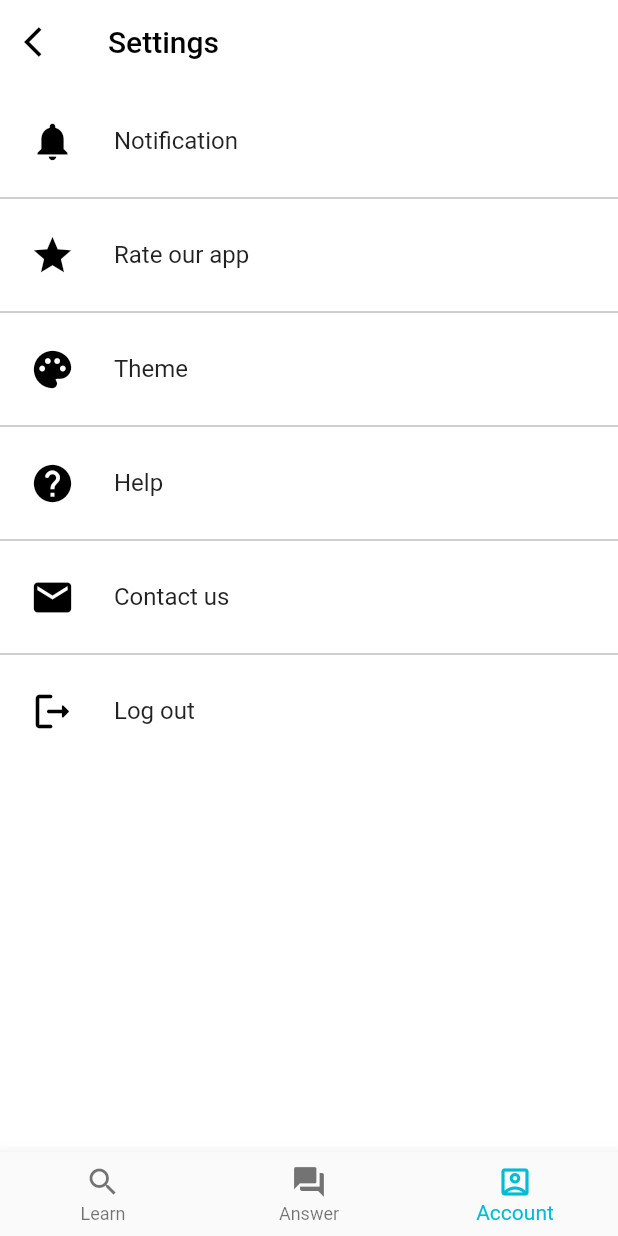
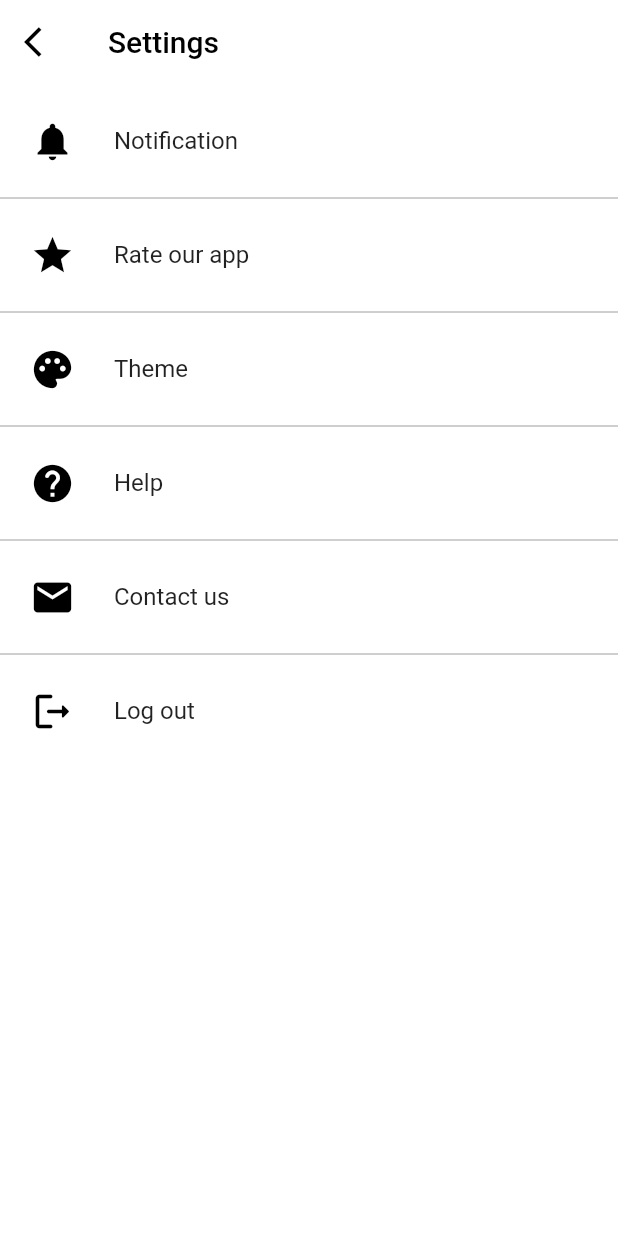
Before and after one commit to Kolyanchik1115/znanija_clone, a Flutter app: the SettingsPage screen opened by its route, on a phone screen of 412 x 824 dp. Run offline on Flutter 3.47's test engine with Material 2 defaults, Android fonts, the light colour scheme and no system bars; our stand-ins replace dio, equatable, firebase_auth, firebase_core, flutter_bloc, flutter_secure_storage and 4 more; accounts and stored records are empty; Roboto replaces fonts that are missing (Intel).

Commit message:
fix navigation to/from SettingsPage in go_router

```diff
--- a/lib/presentation/pages/account/account_page.dart
+++ b/lib/presentation/pages/account/account_page.dart
@@ -102,7 +102,7 @@ class AccountPage extends StatelessWidget {
                 ),
                 CustomListTile(
                   title: 'Settings',
-                  onTap: () => context.go('/account/settings'),
+                  onTap: () => context.push('/account/settings'),
                   icon: const Icon(Icons.settings),
                 ),
               ],
--- a/lib/presentation/pages/settings/settings_page.dart
+++ b/lib/presentation/pages/settings/settings_page.dart
@@ -6,7 +6,7 @@ import 'package:znanija_clone/presentation/pages/settings/widgets/logout_dialog.
 import 'package:znanija_clone/presentation/pages/settings/widgets/theme_dialog.dart';
 
 class SettingsPage extends StatelessWidget {
-  static const routeName = 'settings';
+  static const routeName = '/account/settings';
 
   const SettingsPage({super.key});
 
--- a/lib/routes/app_routes.dart
+++ b/lib/routes/app_routes.dart
@@ -12,9 +12,12 @@ import 'package:znanija_clone/presentation/pages/settings/settings_page.dart';
 import 'package:znanija_clone/presentation/pages/splash/new_user_splash/new_user_splash_page.dart';
 import 'package:znanija_clone/presentation/pages/splash/start_splash/start_splash_page.dart';
 
+final navKey = GlobalKey<NavigatorState>();
+
 class AppRouter {
   static final GoRouter goRouter = GoRouter(
     initialLocation: SplashPage.routeName,
+    navigatorKey: navKey,
     routes: <RouteBase>[
       GoRoute(
         path: SplashPage.routeName,
@@ -76,18 +79,17 @@ class AppRouter {
                 builder: (BuildContext context, GoRouterState state) {
                   return const AccountPage();
                 },
-                routes: [
-                  GoRoute(
-                    path: SettingsPage.routeName,
-                    pageBuilder: (context, state) =>
-                        buildSlideTransitionPage(const SettingsPage()),
-                  ),
-                ],
               ),
             ],
           ),
         ],
       ),
+      GoRoute(
+        parentNavigatorKey: navKey,
+        path: SettingsPage.routeName,
+        pageBuilder: (context, state) =>
+            buildSlideTransitionPage(const SettingsPage()),
+      ),
     ],
   );
 }
```
